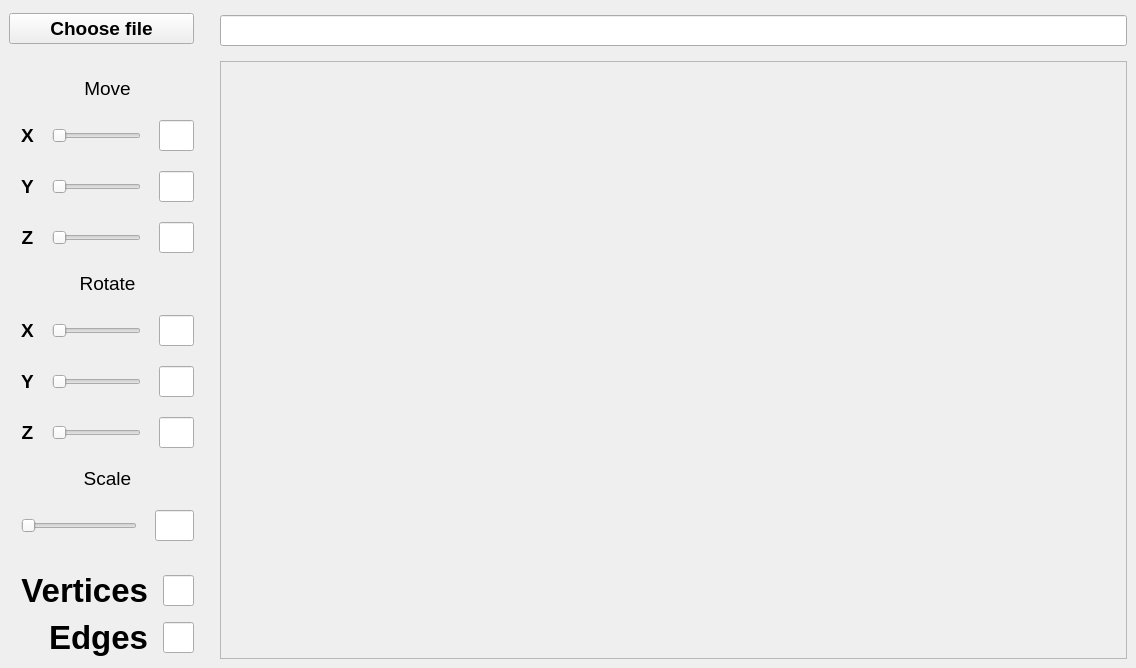
The window that src/viewer/mainwindow.ui (GrusnyDance/3dViewer) describes before a commit, drawn with Qt 5.
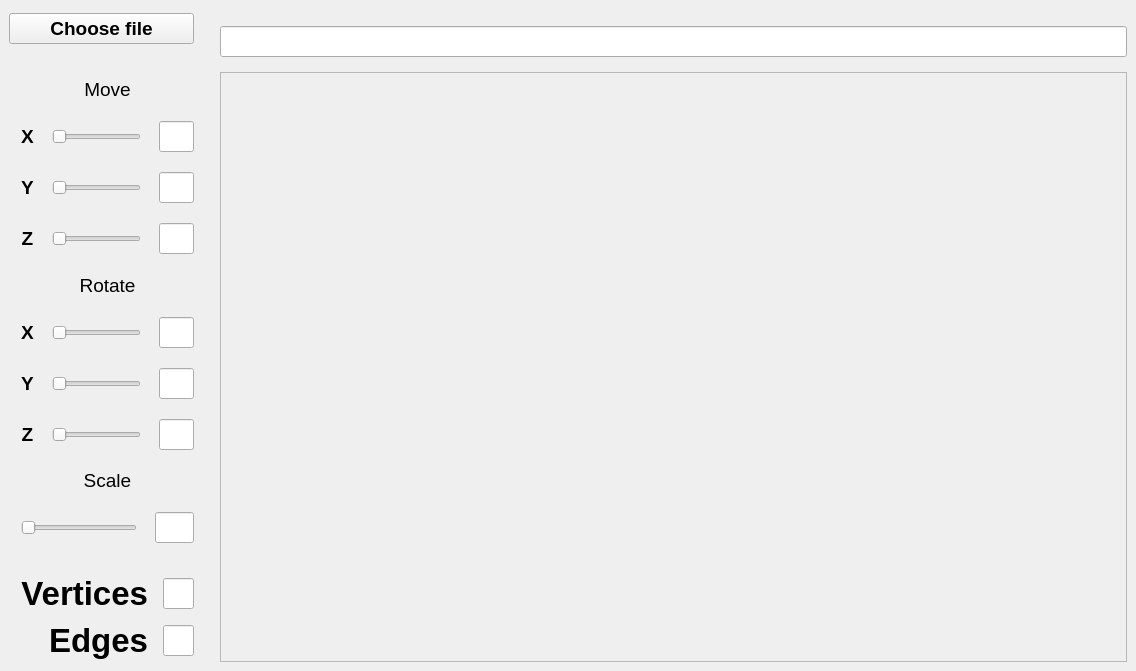
The same window after the commit.

Commit message: button choose file works

```diff
--- a/src/viewer/mainwindow.ui
+++ b/src/viewer/mainwindow.ui
@@ -7,7 +7,7 @@
     <x>0</x>
     <y>0</y>
     <width>1136</width>
-    <height>668</height>
+    <height>671</height>
    </rect>
   </property>
   <property name="windowTitle">
@@ -690,7 +690,7 @@
        <number>20</number>
       </property>
       <property name="topMargin">
-       <number>2</number>
+       <number>13</number>
       </property>
       <property name="rightMargin">
        <number>0</number>
```
Left out of the diff: 2 changed lines with no effect on the pictures. The commit also changes 5 other files.
